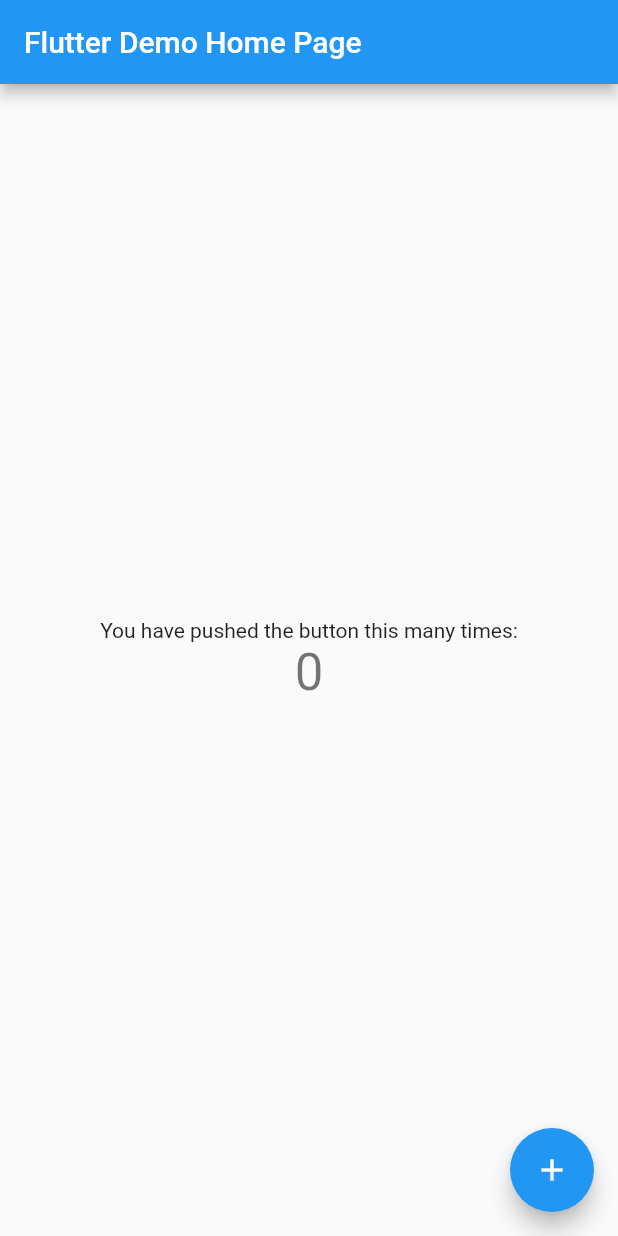
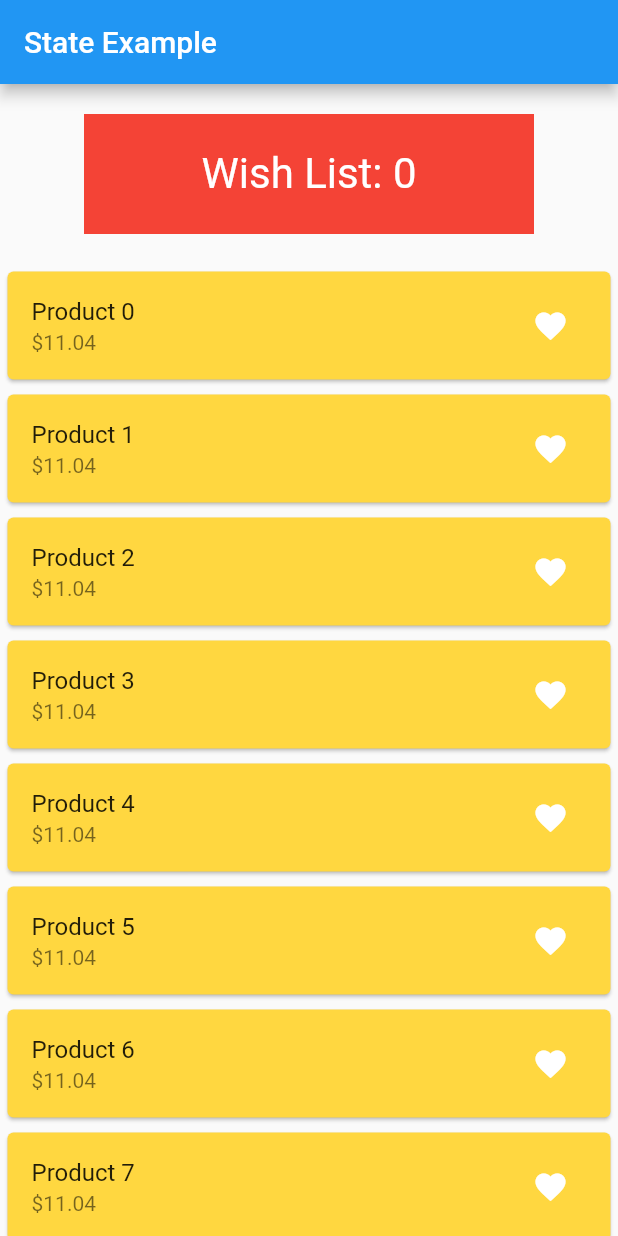
Before and after one commit to jupark33/get_state_example, a Flutter app: the screen it shows after launch, on a phone screen of 412 x 824 dp. Run offline on Flutter 3.47's test engine with Material 2 defaults, Android fonts, the phone set to English and light mode, and no system bars; our stand-ins replace get.

```diff
--- a/lib/main.dart
+++ b/lib/main.dart
@@ -1,4 +1,5 @@
 import 'package:flutter/material.dart';
+import 'package:get_state_example/screens/home_screen.dart';
 
 void main() {
   runApp(const MyApp());
@@ -7,109 +8,13 @@ void main() {
 class MyApp extends StatelessWidget {
   const MyApp({Key? key}) : super(key: key);
 
-  // This widget is the root of your application.
   @override
   Widget build(BuildContext context) {
     return MaterialApp(
-      title: 'Flutter Demo',
-      theme: ThemeData(
-        // This is the theme of your application.
-        //
-        // Try running your application with "flutter run". You'll see the
-        // application has a blue toolbar. Then, without quitting the app, try
-        // changing the primarySwatch below to Colors.green and then invoke
-        // "hot reload" (press "r" in the console where you ran "flutter run",
-        // or simply save your changes to "hot reload" in a Flutter IDE).
-        // Notice that the counter didn't reset back to zero; the application
-        // is not restarted.
-        primarySwatch: Colors.blue,
-      ),
-      home: const MyHomePage(title: 'Flutter Demo Home Page'),
+      // Remove the debug banner
+      debugShowCheckedModeBanner: false,
+      title: 'State Example',
+      home: HomeScreen()
     );
   }
 }
-
-class MyHomePage extends StatefulWidget {
-  const MyHomePage({Key? key, required this.title}) : super(key: key);
-
-  // This widget is the home page of your application. It is stateful, meaning
-  // that it has a State object (defined below) that contains fields that affect
-  // how it looks.
-
-  // This class is the configuration for the state. It holds the values (in this
-  // case the title) provided by the parent (in this case the App widget) and
-  // used by the build method of the State. Fields in a Widget subclass are
-  // always marked "final".
-
-  final String title;
-
-  @override
-  State<MyHomePage> createState() => _MyHomePageState();
-}
-
-class _MyHomePageState extends State<MyHomePage> {
-  int _counter = 0;
-
-  void _incrementCounter() {
-    setState(() {
-      // This call to setState tells the Flutter framework that something has
-      // changed in this State, which causes it to rerun the build method below
-      // so that the display can reflect the updated values. If we changed
-      // _counter without calling setState(), then the build method would not be
-      // called again, and so nothing would appear to happen.
-      _counter++;
-    });
-  }
-
-  @override
-  Widget build(BuildContext context) {
-    // This method is rerun every time setState is called, for instance as done
-    // by the _incrementCounter method above.
-    //
-    // The Flutter framework has been optimized to make rerunning build methods
-    // fast, so that you can just rebuild anything that needs updating rather
-    // than having to individually change instances of widgets.
-    return Scaffold(
-      appBar: AppBar(
-        // Here we take the value from the MyHomePage object that was created by
-        // the App.build method, and use it to set our appbar title.
-        title: Text(widget.title),
-      ),
-      body: Center(
-        // Center is a layout widget. It takes a single child and positions it
-        // in the middle of the parent.
-        child: Column(
-          // Column is also a layout widget. It takes a list of children and
-          // arranges them vertically. By default, it sizes itself to fit its
-          // children horizontally, and tries to be as tall as its parent.
-          //
-          // Invoke "debug painting" (press "p" in the console, choose the
-          // "Toggle Debug Paint" action from the Flutter Inspector in Android
-          // Studio, or the "Toggle Debug Paint" command in Visual Studio Code)
-          // to see the wireframe for each widget.
-          //
-          // Column has various properties to control how it sizes itself and
-          // how it positions its children. Here we use mainAxisAlignment to
-          // center the children vertically; the main axis here is the vertical
-          // axis because Columns are vertical (the cross axis would be
-          // horizontal).
-          mainAxisAlignment: MainAxisAlignment.center,
-          children: <Widget>[
-            const Text(
-              'You have pushed the button this many times:',
-            ),
-            Text(
-              '$_counter',
-              style: Theme.of(context).textTheme.headline4,
-            ),
-          ],
-        ),
-      ),
-      floatingActionButton: FloatingActionButton(
-        onPressed: _incrementCounter,
-        tooltip: 'Increment',
-        child: const Icon(Icons.add),
-      ), // This trailing comma makes auto-formatting nicer for build methods.
-    );
-  }
-}
--- /dev/null
+++ b/lib/screens/home_screen.dart
@@ -0,0 +1,82 @@
+import 'package:flutter/material.dart';
+import 'package:get/get.dart';
+import 'package:get_state_example/screens/wish_list_screen.dart';
+import 'package:get_state_example/state/products.dart';
+
+class HomeScreen extends StatelessWidget {
+
+  final Products _p = Get.put(Products());
+
+  HomeScreen({Key? key}) : super(key: key);
+
+  @override
+  Widget build(BuildContext context) {
+    return Scaffold(
+      appBar: AppBar(
+        title: const Text('State Example'),
+      ),
+      body: Column(
+        children: [
+          const SizedBox(
+            height: 20,
+          ),
+          InkWell(
+            child: Container(
+              width: 300,
+              height: 80,
+              color: Colors.red,
+              alignment: Alignment.center,
+              // Use Obx(()=> to update Text() whenever _wishList.items.length is changed
+              child: Obx(() => Text(
+                'Wish List: ${_p.wishListItems.length}',
+                style: const TextStyle(fontSize: 28, color: Colors.white),
+              ))
+            ),
+            onTap: () => Navigator.push(context,
+              MaterialPageRoute(builder: (context) => WishListScreen())),
+          ),
+
+          const SizedBox(
+            height: 20,
+          ),
+
+          Expanded(
+              child: ListView.builder(
+                itemCount: _p.items.length,
+                itemBuilder: (context, index) {
+                  final product = _p.items[index];
+                  return Card(
+                    key: ValueKey(product.id),
+                    margin: EdgeInsets.all(5),
+                    color: Colors.amberAccent,
+                    child: ListTile(
+                      title: Text(product.name),
+                      subtitle: Text("\$${product.price.toStringAsFixed(2)}"),
+                      // Use Obx(()=> to update icon color when product.inWishList change
+                      trailing: Obx(() => IconButton(
+                        onPressed: () {
+                          if (product.inWishList.value == false) {
+                            _p.addItem(product.id);
+                          } else {
+                            _p.removeItem(product.id);
+                          }
+                        },
+                        icon: Icon(
+                          Icons.favorite,
+                          color: product.inWishList.value == false
+                            ? Colors.white
+                            : Colors.red,
+                        )
+                      )),
+
+                    )
+                  );
+                }
+              ),
+          )
+        ]
+      )
+
+    );
+  }
+}
--- /dev/null
+++ b/lib/state/products.dart
@@ -0,0 +1,40 @@
+import 'package:get/get.dart';
+import 'dart:math';
+
+import 'package:get_state_example/models/item.dart';
+
+class Products extends GetxController {
+
+  // All products
+  // In production, these things usually be loaded them from API or database or something like
+  final RxList<Item> _items = List.generate(
+      100, (index) => Item(
+    id: index,
+    name: 'Product $index',
+    price: Random().nextDouble() * 100,
+    inWishList: false.obs
+  )).obs;
+
+  // Use this toe retrieve all products
+  List<Item> get items {
+    return [..._items];
+  }
+
+  // This will return the products that were added to wish list
+  List<Item> get wishListItems {
+    return _items.where((item) => item.inWishList.value == true).toList();
+  }
+
+  // Add an item to the wish list
+  void addItem(int id) {
+    final int index = _items.indexWhere((item) => item.id == id);
+    _items[index].inWishList.value = true;
+  }
+
+  // Remove an item from the wish list
+  void removeItem(int id) {
+    final int index = _items.indexWhere((item) => item.id == id);
+    _items[index].inWishList.value = false;
+
+  }
+}
```
Also changed, not shown: lib/screens/wish_list_screen.dart (added, +43 -0 lines).
